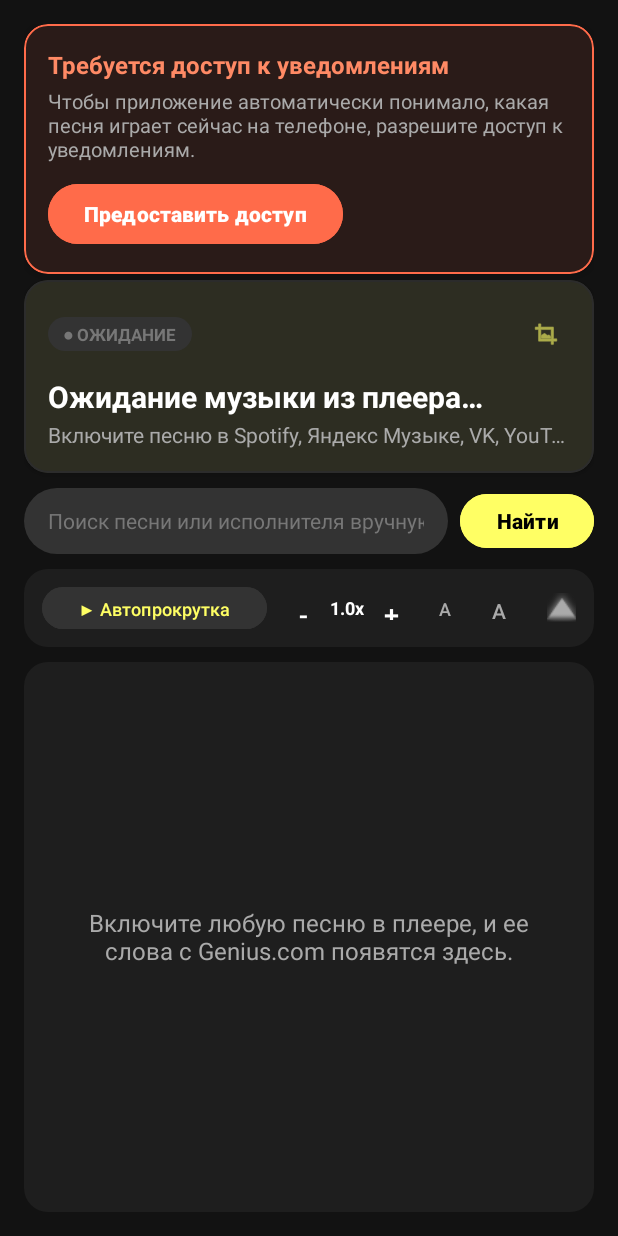
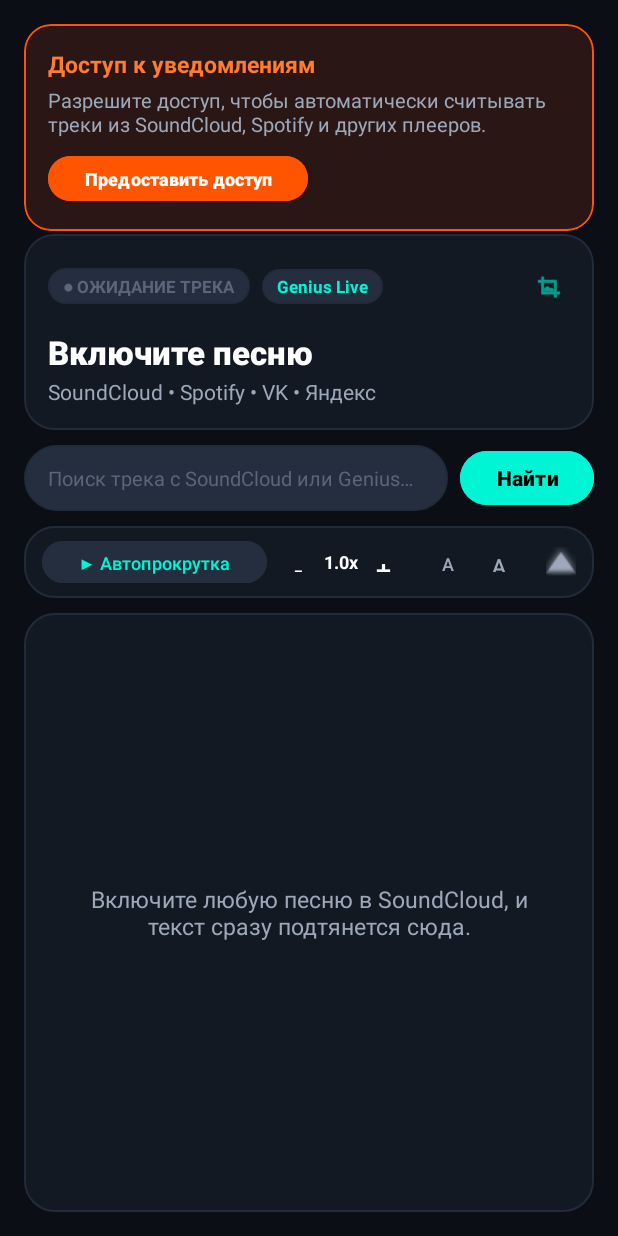
Before and after one commit to jujcjcjdbxbdhdhd-beep/genius-lyrics-player, an Android app: the screen it shows after launch (MainActivity), on a phone screen of 412 x 824 dp. Run offline under Robolectric (Android 15) with nearby library versions, the phone set to English and light mode, and no system bars.

Commit message:
Fix SoundCloud track title parsing, null lyrics filter, and upgrade to Cyber-Dark UI

```diff
--- a/app/src/main/res/drawable/card_background.xml
+++ b/app/src/main/res/drawable/card_background.xml
@@ -1,6 +1,7 @@
 <?xml version="1.0" encoding="utf-8"?>
 <shape xmlns:android="http://schemas.android.com/apk/res/android"
     android:shape="rectangle">
-    <solid android:color="@color/card_dark" />
-    <corners android:radius="16dp" />
+    <solid android:color="@color/bg_card" />
+    <corners android:radius="20dp" />
+    <stroke android:width="1dp" android:color="@color/border_subtle" />
 </shape>
--- a/app/src/main/res/drawable/pill_background.xml
+++ b/app/src/main/res/drawable/pill_background.xml
@@ -1,6 +1,7 @@
 <?xml version="1.0" encoding="utf-8"?>
 <shape xmlns:android="http://schemas.android.com/apk/res/android"
     android:shape="rectangle">
-    <solid android:color="@color/surface_variant" />
+    <solid android:color="@color/bg_chip" />
     <corners android:radius="24dp" />
+    <stroke android:width="1dp" android:color="@color/border_subtle" />
 </shape>
--- a/app/src/main/res/layout/activity_main.xml
+++ b/app/src/main/res/layout/activity_main.xml
@@ -4,21 +4,21 @@
     xmlns:tools="http://schemas.android.com/tools"
     android:layout_width="match_parent"
     android:layout_height="match_parent"
-    android:background="@color/background_dark"
+    android:background="@color/bg_main"
     android:padding="16dp">
 
-    <!-- Notification Access Permission Card (Hidden once granted) -->
+    <!-- Notification Access Permission Banner (Shown only if permission missing) -->
     <com.google.android.material.card.MaterialCardView
         android:id="@+id/cardPermission"
         android:layout_width="match_parent"
         android:layout_height="wrap_content"
         android:layout_marginBottom="12dp"
         android:visibility="gone"
-        app:cardBackgroundColor="#2A1B18"
-        app:cardCornerRadius="16dp"
-        app:cardElevation="4dp"
+        app:cardBackgroundColor="#2A1715"
+        app:cardCornerRadius="18dp"
+        app:cardElevation="0dp"
         app:layout_constraintTop_toTopOf="parent"
-        app:strokeColor="#FF6B4A"
+        app:strokeColor="#FF5500"
         app:strokeWidth="1dp">
 
         <LinearLayout
@@ -30,43 +30,44 @@
             <TextView
                 android:layout_width="wrap_content"
                 android:layout_height="wrap_content"
-                android:text="@string/permission_required_title"
-                android:textColor="#FF8A65"
-                android:textSize="16sp"
+                android:text="Доступ к уведомлениям"
+                android:textColor="#FF7A33"
+                android:textSize="15sp"
                 android:textStyle="bold" />
 
             <TextView
                 android:layout_width="wrap_content"
                 android:layout_height="wrap_content"
                 android:layout_marginTop="4dp"
-                android:text="@string/permission_required_desc"
+                android:text="Разрешите доступ, чтобы автоматически считывать треки из SoundCloud, Spotify и других плееров."
                 android:textColor="@color/text_secondary"
                 android:textSize="13sp" />
 
             <com.google.android.material.button.MaterialButton
                 android:id="@+id/btnGrantPermission"
                 android:layout_width="wrap_content"
-                android:layout_height="wrap_content"
-                android:layout_marginTop="10dp"
-                android:backgroundTint="#FF6B4A"
-                android:text="@string/grant_permission"
+                android:layout_height="38dp"
+                android:layout_marginTop="8dp"
+                android:backgroundTint="#FF5500"
+                android:text="Предоставить доступ"
                 android:textColor="#FFFFFF"
+                android:textSize="12sp"
                 android:textStyle="bold"
-                app:cornerRadius="20dp" />
+                app:cornerRadius="19dp" />
         </LinearLayout>
     </com.google.android.material.card.MaterialCardView>
 
-    <!-- Top Bar: Now Playing Header -->
+    <!-- Top Premium Card: Now Playing Track Info -->
     <com.google.android.material.card.MaterialCardView
         android:id="@+id/cardNowPlaying"
         android:layout_width="match_parent"
         android:layout_height="wrap_content"
-        android:layout_marginTop="4dp"
-        app:cardBackgroundColor="@color/card_dark"
-        app:cardCornerRadius="16dp"
-        app:cardElevation="2dp"
+        android:layout_marginTop="2dp"
+        app:cardBackgroundColor="@color/bg_card"
+        app:cardCornerRadius="20dp"
+        app:cardElevation="0dp"
         app:layout_constraintTop_toBottomOf="@id/cardPermission"
-        app:strokeColor="@color/divider_color"
+        app:strokeColor="@color/border_subtle"
         app:strokeWidth="1dp">
 
         <LinearLayout
@@ -75,6 +76,7 @@
             android:orientation="vertical"
             android:padding="16dp">
 
+            <!-- Status Badges row -->
             <LinearLayout
                 android:layout_width="match_parent"
                 android:layout_height="wrap_content"
@@ -87,9 +89,22 @@
                     android:layout_height="wrap_content"
                     android:background="@drawable/pill_background"
                     android:paddingHorizontal="10dp"
-                    android:paddingVertical="3dp"
-                    android:text="● ОЖИДАНИЕ"
-                    android:textColor="@color/text_tertiary"
+                    android:paddingVertical="4dp"
+                    android:text="● ОЖИДАНИЕ ТРЕКА"
+                    android:textColor="@color/text_muted"
+                    android:textSize="11sp"
+                    android:textStyle="bold" />
+
+                <TextView
+                    android:id="@+id/tvSourceBadge"
+                    android:layout_width="wrap_content"
+                    android:layout_height="wrap_content"
+                    android:layout_marginStart="8dp"
+                    android:background="@drawable/pill_background"
+                    android:paddingHorizontal="10dp"
+                    android:paddingVertical="4dp"
+                    android:text="Genius Live"
+                    android:textColor="@color/accent_primary"
                     android:textSize="11sp"
                     android:textStyle="bold" />
 
@@ -98,28 +113,27 @@
                     android:layout_height="1dp"
                     android:layout_weight="1" />
 
-                <!-- Floating overlay window button -->
+                <!-- Floating overlay icon -->
                 <com.google.android.material.button.MaterialButton
                     android:id="@+id/btnToggleFloating"
                     style="@style/Widget.Material3.Button.IconButton"
-                    android:layout_width="40dp"
-                    android:layout_height="40dp"
-                    android:tooltipText="Плавающее окно поверх других приложений"
+                    android:layout_width="38dp"
+                    android:layout_height="38dp"
                     app:icon="@android:drawable/ic_menu_crop"
-                    app:iconTint="@color/genius_yellow" />
+                    app:iconTint="@color/accent_primary" />
             </LinearLayout>
 
             <TextView
                 android:id="@+id/tvSongTitle"
                 android:layout_width="match_parent"
                 android:layout_height="wrap_content"
-                android:layout_marginTop="8dp"
+                android:layout_marginTop="10dp"
                 android:ellipsize="end"
+                android:fontFamily="sans-serif-black"
                 android:maxLines="2"
-                android:text="@string/waiting_for_music"
+                android:text="Включите песню"
                 android:textColor="@color/text_primary"
-                android:textSize="20sp"
-                android:textStyle="bold" />
+                android:textSize="22sp" />
 
             <TextView
                 android:id="@+id/tvSongArtist"
@@ -128,13 +142,13 @@
                 android:layout_marginTop="2dp"
                 android:ellipsize="end"
                 android:maxLines="1"
-                android:text="@string/waiting_hint"
+                android:text="SoundCloud • Spotify • VK • Яндекс"
                 android:textColor="@color/text_secondary"
                 android:textSize="14sp" />
         </LinearLayout>
     </com.google.android.material.card.MaterialCardView>
 
-    <!-- Manual Search Section -->
+    <!-- Sleek Neon Search Bar -->
     <LinearLayout
         android:id="@+id/layoutSearch"
         android:layout_width="match_parent"
@@ -150,27 +164,27 @@
             android:layout_height="44dp"
             android:layout_weight="1"
             android:background="@drawable/pill_background"
-            android:hint="@string/search_hint"
+            android:hint="Поиск трека с SoundCloud или Genius…"
             android:imeOptions="actionSearch"
             android:inputType="text"
             android:paddingHorizontal="16dp"
             android:textColor="@color/text_primary"
-            android:textColorHint="@color/text_tertiary"
-            android:textSize="14sp" />
+            android:textColorHint="@color/text_muted"
+            android:textSize="13sp" />
 
         <com.google.android.material.button.MaterialButton
             android:id="@+id/btnManualSearch"
             android:layout_width="wrap_content"
             android:layout_height="44dp"
             android:layout_marginStart="8dp"
-            android:backgroundTint="@color/genius_yellow"
+            android:backgroundTint="@color/accent_primary"
             android:text="Найти"
             android:textColor="#000000"
             android:textStyle="bold"
             app:cornerRadius="22dp" />
     </LinearLayout>
 
-    <!-- Auto-Scroll & Controls Bar -->
+    <!-- Interactive Auto-Scroll & Controls Bar -->
     <LinearLayout
         android:id="@+id/layoutControls"
         android:layout_width="match_parent"
@@ -180,33 +194,30 @@
         android:gravity="center_vertical"
         android:orientation="horizontal"
         android:paddingHorizontal="12dp"
-        android:paddingVertical="8dp"
+        android:paddingVertical="6dp"
         app:layout_constraintTop_toBottomOf="@id/layoutSearch">
 
-        <!-- Play/Pause Auto-scroll -->
         <com.google.android.material.button.MaterialButton
             android:id="@+id/btnToggleScroll"
             style="@style/Widget.Material3.Button.TonalButton"
             android:layout_width="wrap_content"
             android:layout_height="36dp"
-            android:backgroundTint="@color/surface_variant"
+            android:backgroundTint="@color/bg_chip"
             android:text="▶ Автопрокрутка"
-            android:textColor="@color/genius_yellow"
+            android:textColor="@color/accent_primary"
             android:textSize="12sp"
             app:cornerRadius="18dp" />
 
-        <!-- Speed down -->
         <com.google.android.material.button.MaterialButton
             android:id="@+id/btnSpeedDown"
             style="@style/Widget.Material3.Button.TextButton"
-            android:layout_width="36dp"
-            android:layout_height="36dp"
-            android:layout_marginStart="6dp"
+            android:layout_width="34dp"
+            android:layout_height="34dp"
+            android:layout_marginStart="4dp"
             android:text="-"
             android:textColor="@color/text_primary"
             android:textSize="18sp" />
 
-        <!-- Speed label -->
         <TextView
             android:id="@+id/tvSpeed"
             android:layout_width="wrap_content"
@@ -216,12 +227,11 @@
             android:textSize="12sp"
             android:textStyle="bold" />
 
-        <!-- Speed up -->
         <com.google.android.material.button.MaterialButton
             android:id="@+id/btnSpeedUp"
             style="@style/Widget.Material3.Button.TextButton"
-            android:layout_width="36dp"
-            android:layout_height="36dp"
+            android:layout_width="34dp"
+            android:layout_height="34dp"
             android:text="+"
             android:textColor="@color/text_primary"
             android:textSize="18sp" />
@@ -231,37 +241,34 @@
             android:layout_height="1dp"
             android:layout_weight="1" />
 
-        <!-- Font size decrease -->
         <com.google.android.material.button.MaterialButton
             android:id="@+id/btnFontDown"
             style="@style/Widget.Material3.Button.TextButton"
-            android:layout_width="36dp"
-            android:layout_height="36dp"
+            android:layout_width="34dp"
+            android:layout_height="34dp"
             android:text="A-"
             android:textColor="@color/text_secondary"
             android:textSize="12sp" />
 
-        <!-- Font size increase -->
         <com.google.android.material.button.MaterialButton
             android:id="@+id/btnFontUp"
             style="@style/Widget.Material3.Button.TextButton"
-            android:layout_width="36dp"
-            android:layout_height="36dp"
+            android:layout_width="34dp"
+            android:layout_height="34dp"
             android:text="A+"
             android:textColor="@color/text_secondary"
             android:textSize="14sp" />
 
-        <!-- Jump to Top -->
         <com.google.android.material.button.MaterialButton
             android:id="@+id/btnScrollToTop"
             style="@style/Widget.Material3.Button.IconButton"
-            android:layout_width="36dp"
-            android:layout_height="36dp"
+            android:layout_width="34dp"
+            android:layout_height="34dp"
             app:icon="@android:drawable/arrow_up_float"
             app:iconTint="@color/text_secondary" />
     </LinearLayout>
 
-    <!-- Lyrics Area (RecyclerView with smooth animated line highlight) -->
+    <!-- Lyrics View Container -->
     <FrameLayout
         android:id="@+id/layoutLyricsContainer"
         android:layout_width="match_parent"
@@ -277,16 +284,16 @@
             android:layout_width="match_parent"
             android:layout_height="match_parent"
             android:clipToPadding="false"
-            android:paddingTop="20dp"
-            android:paddingBottom="120dp"
-            android:scrollbars="vertical" />
+            android:paddingTop="24dp"
+            android:paddingBottom="140dp"
+            android:scrollbars="none" />
 
         <ProgressBar
             android:id="@+id/progressBar"
             android:layout_width="wrap_content"
             android:layout_height="wrap_content"
             android:layout_gravity="center"
-            android:indeterminateTint="@color/genius_yellow"
+            android:indeterminateTint="@color/accent_primary"
             android:visibility="gone" />
 
         <TextView
@@ -295,10 +302,10 @@
             android:layout_height="wrap_content"
             android:layout_gravity="center"
             android:gravity="center"
-            android:padding="24dp"
-            android:text="Включите любую песню в плеере, и ее слова с Genius.com появятся здесь."
+            android:padding="28dp"
+            android:text="Включите любую песню в SoundCloud, и текст сразу подтянется сюда."
             android:textColor="@color/text_secondary"
-            android:textSize="16sp" />
+            android:textSize="15sp" />
     </FrameLayout>
 
 </androidx.constraintlayout.widget.ConstraintLayout>
--- a/app/src/main/res/values/colors.xml
+++ b/app/src/main/res/values/colors.xml
@@ -1,15 +1,21 @@
 <?xml version="1.0" encoding="utf-8"?>
 <resources>
-    <color name="genius_yellow">#FFFF64</color>
-    <color name="genius_yellow_dark">#E6E600</color>
-    <color name="background_dark">#121212</color>
-    <color name="card_dark">#1E1E1E</color>
-    <color name="card_elevated">#282828</color>
-    <color name="surface_variant">#333333</color>
+    <!-- Modern Spotify / Cyberpunk Luxury Dark Theme -->
+    <color name="bg_main">#0B0E14</color>
+    <color name="bg_card">#131922</color>
+    <color name="bg_surface">#1C2331</color>
+    <color name="bg_chip">#252E3E</color>
+
+    <!-- Neon Accents -->
+    <color name="accent_primary">#00F5D4</color>
+    <color name="accent_yellow">#FFE600</color>
+    <color name="accent_spotify">#1DB954</color>
+    <color name="accent_soundcloud">#FF5500</color>
+
+    <!-- Crisp Text & Glass Accents -->
     <color name="text_primary">#FFFFFF</color>
-    <color name="text_secondary">#AAAAAA</color>
-    <color name="text_tertiary">#777777</color>
-    <color name="accent_green">#1DB954</color>
-    <color name="overlay_background">#E6181818</color>
-    <color name="divider_color">#2C2C2C</color>
+    <color name="text_secondary">#9DA8BA</color>
+    <color name="text_muted">#5B667A</color>
+    <color name="border_subtle">#222B3B</color>
+    <color name="overlay_window">#F00E121A</color>
 </resources>
--- a/app/src/main/res/values/themes.xml
+++ b/app/src/main/res/values/themes.xml
@@ -1,10 +1,10 @@
 <resources xmlns:tools="http://schemas.android.com/tools">
     <style name="Theme.GeniusLyrics" parent="Theme.Material3.Dark.NoActionBar">
-        <item name="colorPrimary">@color/genius_yellow</item>
+        <item name="colorPrimary">@color/accent_primary</item>
         <item name="colorOnPrimary">#000000</item>
-        <item name="android:statusBarColor">@color/background_dark</item>
-        <item name="android:navigationBarColor">@color/background_dark</item>
-        <item name="android:windowBackground">@color/background_dark</item>
-        <item name="colorSurface">@color/card_dark</item>
+        <item name="android:statusBarColor">@color/bg_main</item>
+        <item name="android:navigationBarColor">@color/bg_main</item>
+        <item name="android:windowBackground">@color/bg_main</item>
+        <item name="colorSurface">@color/bg_card</item>
     </style>
 </resources>
```
Also changed, not shown: app/src/main/java/com/satulin/geniuslyrics/GeniusLyricsFetcher.kt (+184 -88 lines), app/src/main/java/com/satulin/geniuslyrics/LyricsAdapter.kt (+9 -9 lines), app/src/main/java/com/satulin/geniuslyrics/MainActivity.kt (+25 -20 lines), app/src/main/java/com/satulin/geniuslyrics/MediaNotificationListener.kt (+84 -30 lines), app/src/main/res/layout/item_lyric_line.xml (+6 -6 lines).
